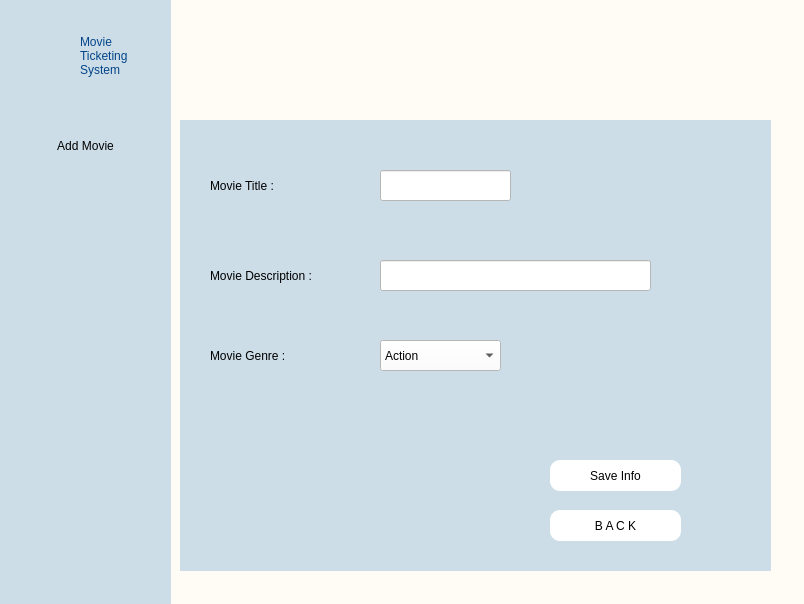
edejeed/Movie-Ticketing, file Ui_Files/add_movies.ui: the form before one commit.
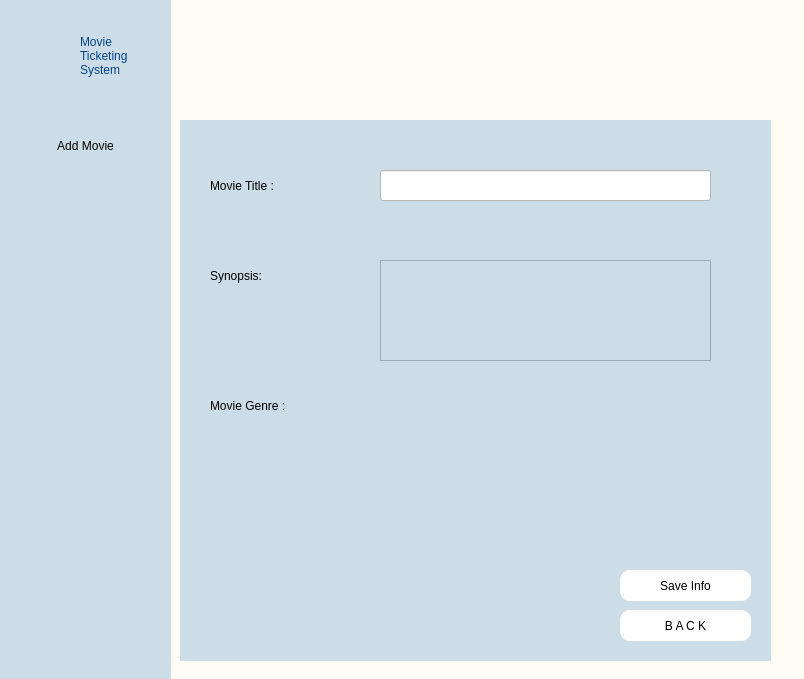
The form after the commit. Icons and pictures are not drawn.

Commit message: add AddMovie, fix issues on other files, update db

The edit to the form file:
```diff
--- a/Ui_Files/add_movies.ui
+++ b/Ui_Files/add_movies.ui
@@ -7,7 +7,7 @@
     <x>0</x>
     <y>0</y>
     <width>804</width>
-    <height>604</height>
+    <height>679</height>
    </rect>
   </property>
   <property name="windowTitle">
@@ -20,7 +20,7 @@
       <x>0</x>
       <y>0</y>
       <width>171</width>
-      <height>611</height>
+      <height>681</height>
      </rect>
     </property>
     <property name="styleSheet">
@@ -120,7 +120,7 @@
       <x>160</x>
       <y>0</y>
       <width>651</width>
-      <height>611</height>
+      <height>681</height>
      </rect>
     </property>
     <property name="styleSheet">
@@ -171,7 +171,7 @@
       <rect>
        <x>50</x>
        <y>260</y>
-       <width>171</width>
+       <width>101</width>
        <height>31</height>
       </rect>
      </property>
@@ -179,7 +179,7 @@
       <string notr="true">font: 15pt &quot;Times New Roman&quot;;</string>
      </property>
      <property name="text">
-      <string>Movie Description :</string>
+      <string>Synopsis:</string>
      </property>
     </widget>
     <widget class="QWidget" name="widget" native="true">
@@ -188,7 +188,7 @@
        <x>20</x>
        <y>120</y>
        <width>591</width>
-       <height>451</height>
+       <height>541</height>
       </rect>
      </property>
      <property name="styleSheet">
@@ -199,7 +199,7 @@
        <rect>
         <x>200</x>
         <y>50</y>
-        <width>131</width>
+        <width>331</width>
         <height>31</height>
        </rect>
       </property>
@@ -210,8 +210,8 @@
      <widget class="QPushButton" name="save">
       <property name="geometry">
        <rect>
-        <x>370</x>
-        <y>340</y>
+        <x>440</x>
+        <y>450</y>
         <width>131</width>
         <height>31</height>
        </rect>
@@ -248,8 +248,8 @@
      <widget class="QPushButton" name="back">
       <property name="geometry">
        <rect>
-        <x>370</x>
-        <y>390</y>
+        <x>440</x>
+        <y>490</y>
         <width>131</width>
         <height>31</height>
        </rect>
@@ -269,24 +269,11 @@
        <string>B A C K</string>
       </property>
      </widget>
-     <widget class="QLineEdit" name="description">
-      <property name="geometry">
-       <rect>
-        <x>200</x>
-        <y>140</y>
-        <width>271</width>
-        <height>31</height>
-       </rect>
-      </property>
-      <property name="styleSheet">
-       <string notr="true">background-color:rgb(255, 255, 255)</string>
-      </property>
-     </widget>
      <widget class="QLabel" name="label_4">
       <property name="geometry">
        <rect>
         <x>30</x>
-        <y>220</y>
+        <y>270</y>
         <width>171</width>
         <height>31</height>
        </rect>
@@ -298,48 +285,30 @@
        <string>Movie Genre :</string>
       </property>
      </widget>
-     <widget class="QComboBox" name="comboBox">
+     <widget class="QWidget" name="gridLayoutWidget">
+      <property name="geometry">
+       <rect>
+        <x>30</x>
+        <y>310</y>
+        <width>381</width>
+        <height>221</height>
+       </rect>
+      </property>
+      <layout class="QGridLayout" name="gridLayout">
+       <property name="spacing">
+        <number>0</number>
+       </property>
+      </layout>
+     </widget>
+     <widget class="QPlainTextEdit" name="synopsis">
       <property name="geometry">
        <rect>
         <x>200</x>
-        <y>220</y>
-        <width>121</width>
-        <height>31</height>
+        <y>140</y>
+        <width>331</width>
+        <height>101</height>
        </rect>
       </property>
-      <property name="styleSheet">
-       <string notr="true">background-color:rgb(255, 255, 255)</string>
-      </property>
-      <item>
-       <property name="text">
-        <string>Action</string>
-       </property>
-      </item>
-      <item>
-       <property name="text">
-        <string>Adventure</string>
-       </property>
-      </item>
-      <item>
-       <property name="text">
-        <string>Comedy</string>
-       </property>
-      </item>
-      <item>
-       <property name="text">
-        <string>Horror</string>
-       </property>
-      </item>
-      <item>
-       <property name="text">
-        <string>Romance</string>
-       </property>
-      </item>
-      <item>
-       <property name="text">
-        <string>Thriller</string>
-       </property>
-      </item>
      </widget>
     </widget>
     <zorder>widget</zorder>
```
The commit also changes 5 other files.
